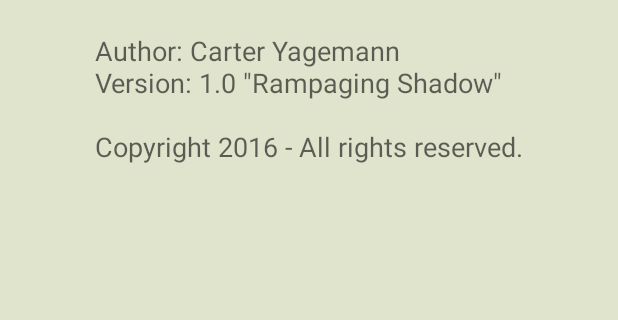
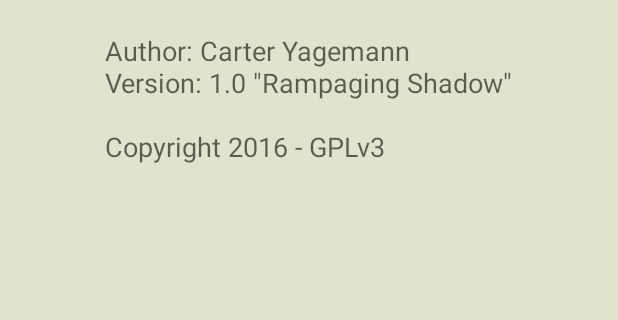
Before and after one commit to intentio-ex-machina/SEIntent-Firewall-App, an Android app: the AboutActivity screen opened directly, with no data from a screen before it, on a phone screen of 412 x 824 dp, the part 577-897 px from its top. Run offline under Robolectric (Android 15) with nearby library versions, the phone set to English and light mode, and no system bars.

Commit message:
Updated license.

```diff
--- a/app/src/main/res/values/strings.xml
+++ b/app/src/main/res/values/strings.xml
@@ -3,7 +3,7 @@
     <string name="app_author">Carter Yagemann</string>
     <string name="app_version">1.0</string>
     <string name="app_codename">\"Rampaging Shadow\"</string>
-    <string name="app_copyright">Copyright 2016 - All rights reserved.</string>
+    <string name="app_copyright">Copyright 2016 - GPLv3</string>
 
     <string-array name="policy_array">
         <item>Allow All Intents</item>
```
Also changed, not shown: 1 other file.
